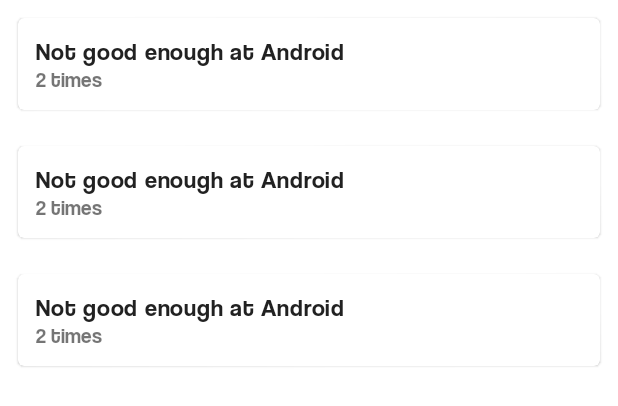
After one commit to agcollins/WorryWhy, an Android app: the layout fragment_day_worries.xml on its own in the app's theme, with its tools: preview values and no code run, on a phone screen of 412 x 824 dp. The commit adds this screen. Shown: the top 406 px of the screen. Run offline under Robolectric (Android 15) with nearby library versions, the phone set to English and light mode, and no system bars.

Commit message:
get day worries

```diff
--- a/app/src/main/java/com/agc/worrywhy/calendar/MonthHeaderContainer.kt
+++ b/app/src/main/java/com/agc/worrywhy/calendar/MonthHeaderContainer.kt
@@ -7,4 +7,5 @@
 
 class MonthHeaderContainer(view: View) : ViewContainer(view) {
     val month: TextView = view.findViewById(R.id.text_month)
+    val summary: TextView = view.findViewById(R.id.text_month_summary)
 }
--- a/app/src/main/java/com/agc/worrywhy/list/WorryListViewModel.kt
+++ b/app/src/main/java/com/agc/worrywhy/list/WorryListViewModel.kt
@@ -1,14 +1,14 @@
 package com.agc.worrywhy.list
 
-import androidx.lifecycle.MutableLiveData
 import androidx.lifecycle.ViewModel
 import androidx.lifecycle.viewModelScope
-import com.agc.worrywhy.persistence.WorryDao
 import com.agc.worrywhy.persistence.view.CompleteWorry
 import com.agc.worrywhy.repository.WorryRepository
 import dagger.hilt.android.lifecycle.HiltViewModel
 import kotlinx.coroutines.Dispatchers
-import kotlinx.coroutines.flow.*
+import kotlinx.coroutines.flow.MutableStateFlow
+import kotlinx.coroutines.flow.StateFlow
+import kotlinx.coroutines.flow.emitAll
 import kotlinx.coroutines.launch
 import javax.inject.Inject
 
--- /dev/null
+++ b/app/src/main/res/layout/fragment_day_worries.xml
@@ -0,0 +1,23 @@
+<?xml version="1.0" encoding="utf-8"?>
+<androidx.constraintlayout.widget.ConstraintLayout
+    xmlns:android="http://schemas.android.com/apk/res/android"
+    xmlns:app="http://schemas.android.com/apk/res-auto"
+    xmlns:tools="http://schemas.android.com/tools"
+    android:layout_width="match_parent"
+    android:layout_height="match_parent"
+    >
+
+    <androidx.recyclerview.widget.RecyclerView
+        android:id="@+id/recycler_day"
+        android:layout_width="match_parent"
+        android:layout_height="wrap_content"
+        android:orientation="vertical"
+        app:layoutManager="androidx.recyclerview.widget.LinearLayoutManager"
+        app:layout_constraintEnd_toEndOf="parent"
+        app:layout_constraintStart_toStartOf="parent"
+        app:layout_constraintTop_toTopOf="parent"
+        tools:itemCount="3"
+        tools:listitem="@layout/item_day_worry"
+        />
+
+</androidx.constraintlayout.widget.ConstraintLayout>
--- a/app/src/main/res/layout/item_calendar_day.xml
+++ b/app/src/main/res/layout/item_calendar_day.xml
@@ -5,6 +5,7 @@
     xmlns:tools="http://schemas.android.com/tools"
     android:layout_width="wrap_content"
     android:layout_height="wrap_content"
+    android:foreground="?android:attr/selectableItemBackgroundBorderless"
     >
 
     <TextView
--- /dev/null
+++ b/app/src/main/res/layout/item_day_worry.xml
@@ -0,0 +1,51 @@
+<?xml version="1.0" encoding="utf-8"?>
+<com.google.android.material.card.MaterialCardView
+    xmlns:android="http://schemas.android.com/apk/res/android"
+    xmlns:app="http://schemas.android.com/apk/res-auto"
+    xmlns:tools="http://schemas.android.com/tools"
+    android:layout_width="match_parent"
+    android:layout_height="wrap_content"
+    android:layout_margin="12dp"
+    >
+
+    <androidx.constraintlayout.widget.ConstraintLayout
+        android:layout_width="match_parent"
+        android:layout_height="match_parent"
+        android:padding="12dp"
+        >
+
+        <TextView
+            android:id="@+id/text_day_content"
+            android:layout_width="wrap_content"
+            android:layout_height="wrap_content"
+            android:textAppearance="?textAppearanceBody1"
+            tools:text="Not good enough at Android"
+            />
+
+        <TextView
+            android:id="@+id/text_day_summary"
+            android:layout_width="wrap_content"
+            android:layout_height="wrap_content"
+            tools:text="2 times"
+            />
+
+        <androidx.recyclerview.widget.RecyclerView
+            android:id="@+id/recycler_day_worries"
+            android:layout_width="match_parent"
+            android:layout_height="wrap_content"
+            tools:listitem="@layout/item_worry_occurrence"
+            tools:itemCount="3"
+            />
+
+
+        <androidx.constraintlayout.helper.widget.Flow
+            android:layout_width="wrap_content"
+            android:layout_height="wrap_content"
+            android:orientation="vertical"
+            app:flow_horizontalAlign="start"
+            app:constraint_referenced_ids="text_day_content,text_day_summary,recycler_day_worries"
+            app:layout_constraintStart_toStartOf="parent"
+            app:layout_constraintTop_toTopOf="parent"
+            />
+    </androidx.constraintlayout.widget.ConstraintLayout>
+</com.google.android.material.card.MaterialCardView>
--- a/app/src/main/res/layout/item_worry_occurrence.xml
+++ b/app/src/main/res/layout/item_worry_occurrence.xml
@@ -40,6 +40,7 @@
         android:layout_height="wrap_content"
         android:text="@string/sitting_on_couch"
         android:visibility="gone"
+        tools:visibility="visible"
         app:layout_constraintStart_toEndOf="@+id/image_occurrence_expand"
         app:layout_constraintTop_toBottomOf="@+id/text_occurrence_datetime"
         />
--- a/app/src/main/res/values/strings.xml
+++ b/app/src/main/res/values/strings.xml
@@ -43,4 +43,9 @@
         <item quantity="one">%d time</item>
         <item quantity="other">%d times</item>
     </plurals>
+
+    <plurals name="template_month_header">
+        <item quantity="one">%d worry</item>
+        <item quantity="other">%d worries</item>
+    </plurals>
 </resources>
```
Also changed, not shown: app/src/main/java/com/agc/worrywhy/calendar/CalendarFragment.kt (+44 -11 lines), app/src/main/java/com/agc/worrywhy/calendar/CalendarViewModel.kt (+24 -8 lines), app/src/main/java/com/agc/worrywhy/day/WorryDayAdapter.kt (added, +41 -0 lines), app/src/main/java/com/agc/worrywhy/day/WorryDayFragment.kt (added, +48 -0 lines), app/src/main/java/com/agc/worrywhy/day/WorryDayViewModel.kt (added, +30 -0 lines), app/src/main/java/com/agc/worrywhy/persistence/WorryDao.kt (+11 -6 lines), app/src/main/java/com/agc/worrywhy/repository/WorryRepository.kt (+29 -10 lines), app/src/main/java/com/agc/worrywhy/tabs/WorryTabsFragment.kt (+10 -1 lines), app/src/main/res/layout/header_calendar.xml (+8 -0 lines), app/src/main/res/navigation/nav_graph.xml (+15 -15 lines).
